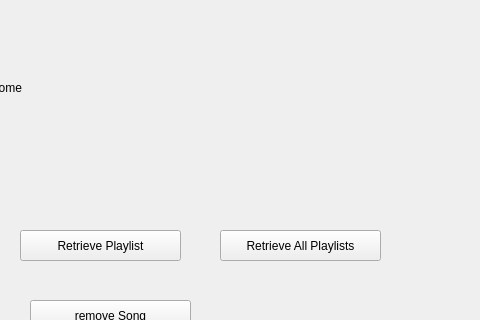
First picture: the form in src/content/contentHome.ui, repository Nmstr/Auralium, before the edit; both pictures show x 220 to 700 and y 0 to 320 of the 700 by 700 pixel window.
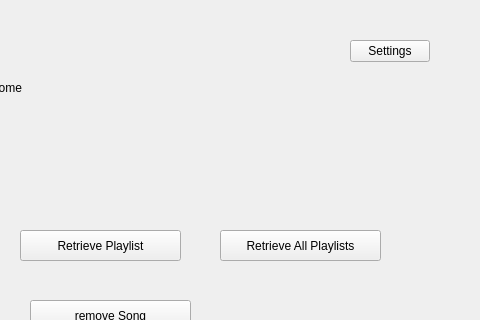
Second picture: the form after the edit.

Commit message: added font selection and basic settings menu

The edit to the form file:
```diff
--- a/src/content/contentHome.ui
+++ b/src/content/contentHome.ui
@@ -91,6 +91,19 @@
     <string>remove Song</string>
    </property>
   </widget>
+  <widget class="QPushButton" name="settingsBtn">
+   <property name="geometry">
+    <rect>
+     <x>570</x>
+     <y>40</y>
+     <width>80</width>
+     <height>22</height>
+    </rect>
+   </property>
+   <property name="text">
+    <string>Settings</string>
+   </property>
+  </widget>
  </widget>
  <resources/>
  <connections/>
```
The commit also changes 6 other files.
